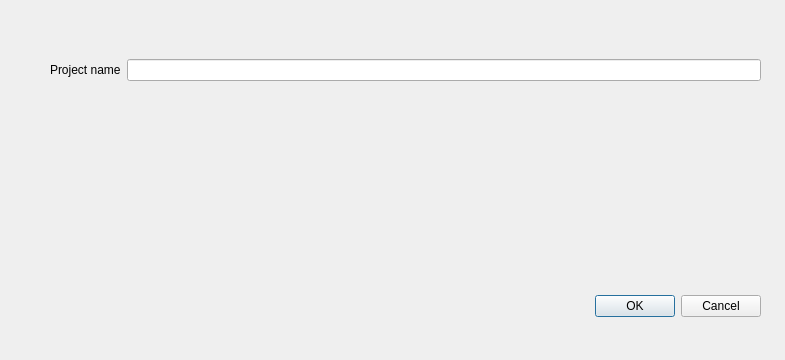
The window that sims_maps/edit_layout_dialog.ui (rodekruis/sims_maps_qgis_plugin) describes before a commit, drawn with Qt 5.
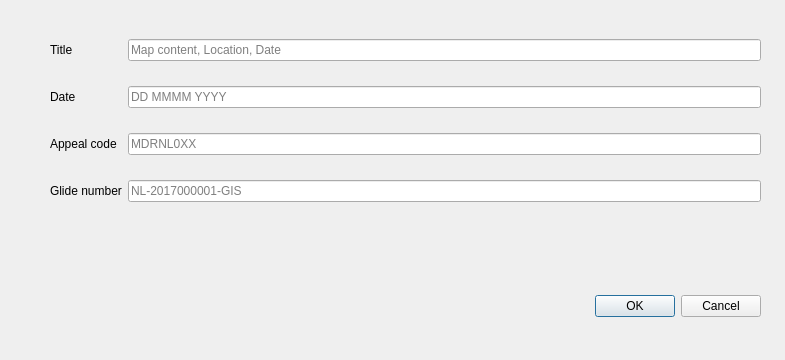
The same window after the commit.

Commit message: more fields in layout edit dialog

What changed in the file:
```diff
--- a/sims_maps/edit_layout_dialog.ui
+++ b/sims_maps/edit_layout_dialog.ui
@@ -35,22 +35,68 @@
      <x>50</x>
      <y>20</y>
      <width>711</width>
-     <height>101</height>
+     <height>201</height>
     </rect>
    </property>
    <layout class="QGridLayout" name="gridLayout">
+    <item row="1" column="2">
+     <widget class="QLineEdit" name="lineEditRcDate">
+      <property name="placeholderText">
+       <string>DD MMMM YYYY</string>
+      </property>
+     </widget>
+    </item>
+    <item row="2" column="0">
+     <widget class="QLabel" name="labelRcAppealCode">
+      <property name="text">
+       <string>Appeal code</string>
+      </property>
+     </widget>
+    </item>
+    <item row="1" column="0">
+     <widget class="QLabel" name="labelRcDate">
+      <property name="text">
+       <string>Date</string>
+      </property>
+     </widget>
+    </item>
     <item row="0" column="0">
      <widget class="QLabel" name="labelRcTitle">
       <property name="enabled">
        <bool>true</bool>
       </property>
       <property name="text">
-       <string>Project name</string>
+       <string>Title</string>
       </property>
      </widget>
     </item>
-    <item row="0" column="1">
-     <widget class="QLineEdit" name="lineEditRcTitle"/>
+    <item row="0" column="2">
+     <widget class="QLineEdit" name="lineEditRcTitle">
+      <property name="placeholderText">
+       <string>Map content, Location, Date</string>
+      </property>
+     </widget>
+    </item>
+    <item row="3" column="0">
+     <widget class="QLabel" name="labelRcGlideNumber">
+      <property name="text">
+       <string>Glide number</string>
+      </property>
+     </widget>
+    </item>
+    <item row="2" column="2">
+     <widget class="QLineEdit" name="lineEditRcAppealCode">
+      <property name="placeholderText">
+       <string>MDRNL0XX</string>
+      </property>
+     </widget>
+    </item>
+    <item row="3" column="2">
+     <widget class="QLineEdit" name="lineEditRcGlideNumber">
+      <property name="placeholderText">
+       <string>NL-2017000001-GIS</string>
+      </property>
+     </widget>
     </item>
    </layout>
   </widget>
```
The commit also changes 3 other files.
